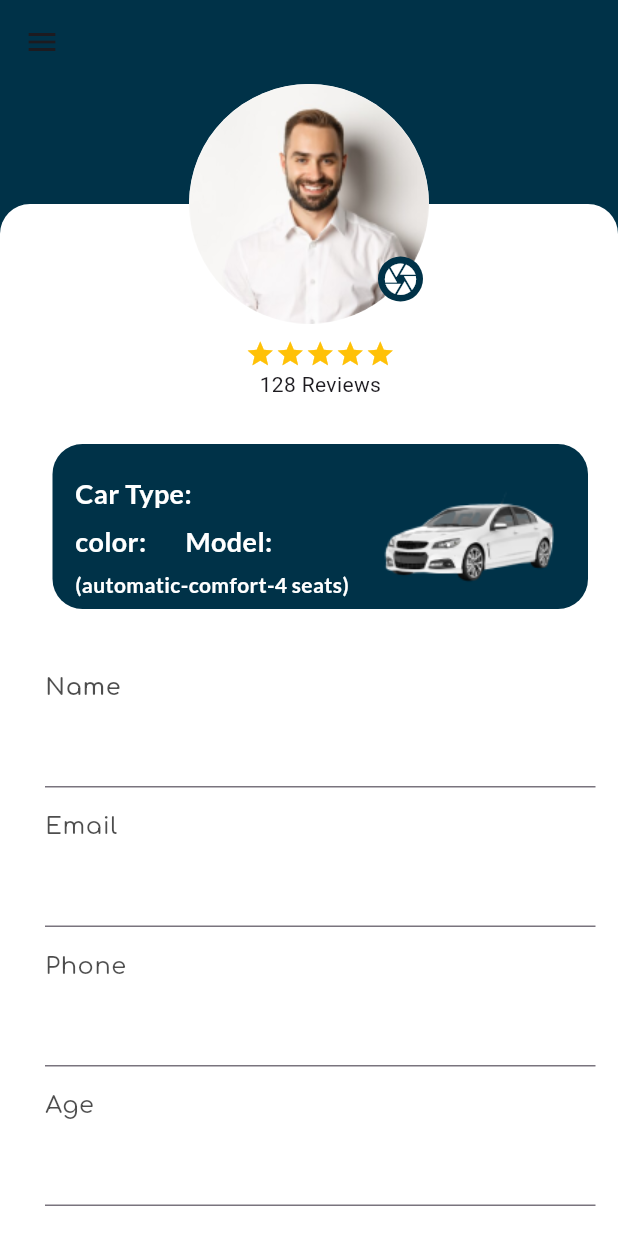
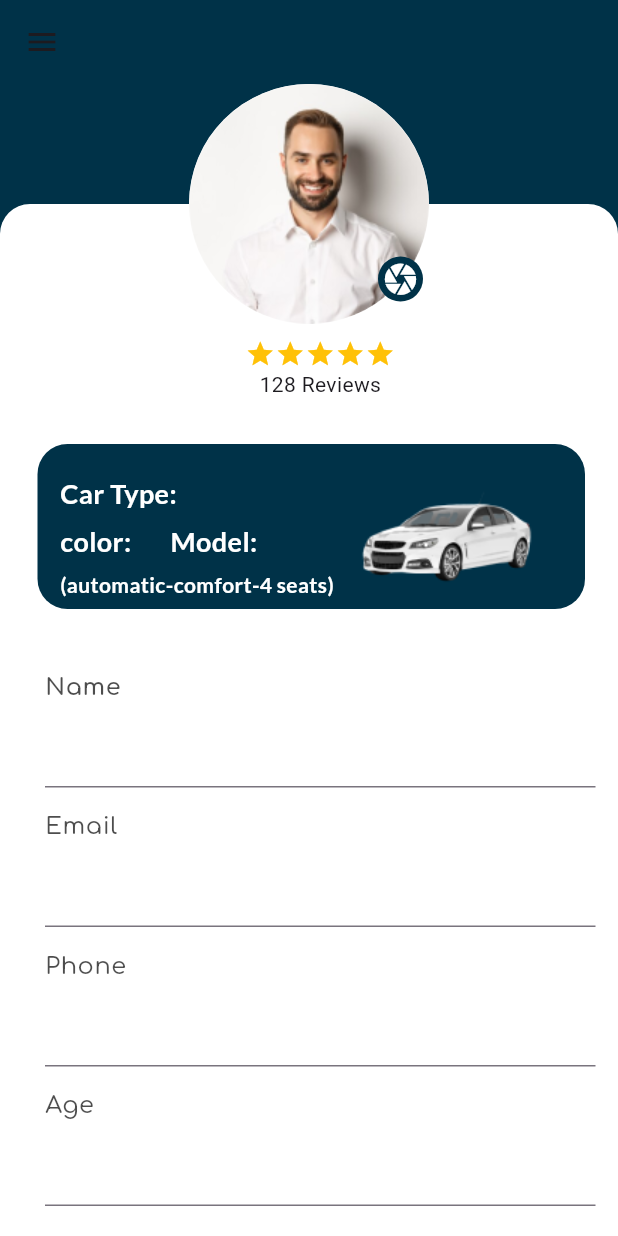
Before and after one commit to Duaawagdy/mute_motion, a Flutter app: the Profile_Screen screen opened directly, on a phone screen of 412 x 824 dp. Run offline on Flutter 3.47's test engine with Material 3 defaults, Android fonts, the phone set to English and light mode, and no system bars; our stand-ins replace flutter_rating_bar, font_awesome_flutter, go_router; missing offline and left inert: dart:ffi.

Commit message:
update profile_screen

```diff
--- a/lib/feature/profile/view/profile_screen.dart
+++ b/lib/feature/profile/view/profile_screen.dart
@@ -58,11 +58,11 @@ class Profile_Screen extends StatelessWidget {
                   ),),
                   Container(
                    margin: EdgeInsets.only(top: 30,
-                   left: 20,
-                   right: 20,
+                   left: 10,
+                   right: 22,
                    bottom: 20),
                     height: 110,
-                    width: 380,
+                    width: 390,
                     padding:const EdgeInsets.only(
                       top: 20,
                       left: 15,
@@ -92,7 +92,7 @@ class Profile_Screen extends StatelessWidget {
 
                         ),
                         Padding(
-                          padding: const EdgeInsets.symmetric(horizontal: 20),
+                          padding: const EdgeInsets.symmetric(horizontal: 15),
                           child: Image.asset('assets/car 1.png'),
                         )
                       ],
```
Also changed, not shown: lib/main.dart (+8 -5 lines), pubspec.lock.
